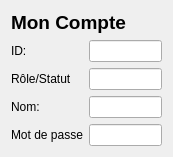
The window that FrameworkQT/src/main/c++/fr/univtours/polytech/FrameworkQT/view/myaccountinterface.ui (ChakSem/TPs-Plateformes-C-) describes before a commit, drawn with Qt 5.
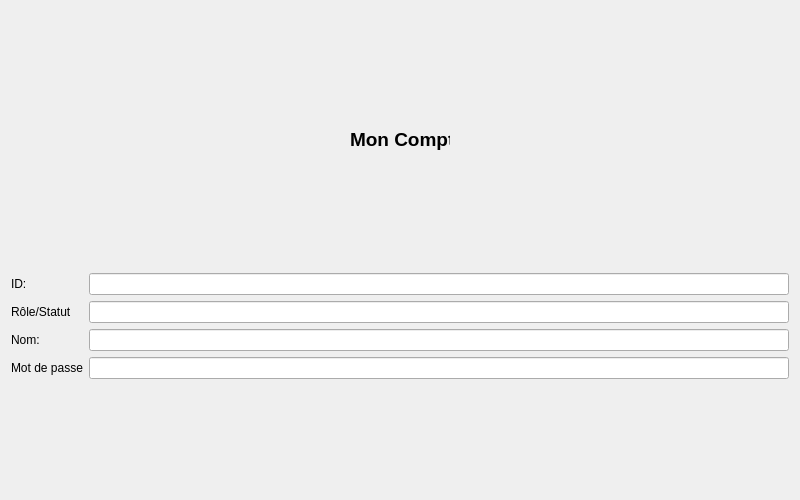
The same window after the commit.

Diff of the .ui file:
```diff
--- a/FrameworkQT/src/main/c++/fr/univtours/polytech/FrameworkQT/view/myaccountinterface.ui
+++ b/FrameworkQT/src/main/c++/fr/univtours/polytech/FrameworkQT/view/myaccountinterface.ui
@@ -6,16 +6,22 @@
    <rect>
     <x>0</x>
     <y>0</y>
-    <width>173</width>
-    <height>139</height>
+    <width>800</width>
+    <height>500</height>
    </rect>
   </property>
   <property name="windowTitle">
    <string>Form</string>
   </property>
   <layout class="QGridLayout" name="gridLayout_2">
-   <item row="0" column="0">
+   <item row="0" column="0" alignment="Qt::AlignHCenter">
     <widget class="QLabel" name="labelConnection">
+     <property name="maximumSize">
+      <size>
+       <width>100</width>
+       <height>40</height>
+      </size>
+     </property>
      <property name="font">
       <font>
        <pointsize>14</pointsize>
```
